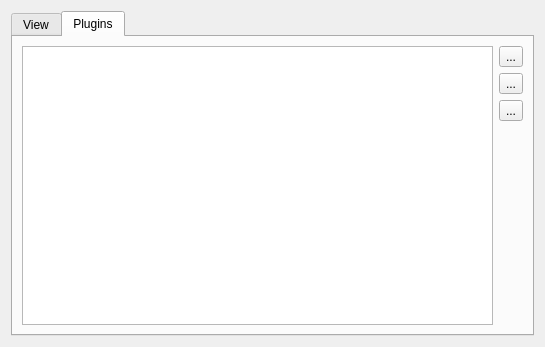
Old version of the form widgets/config_widget.ui in the repository devnir/Bellatrix.
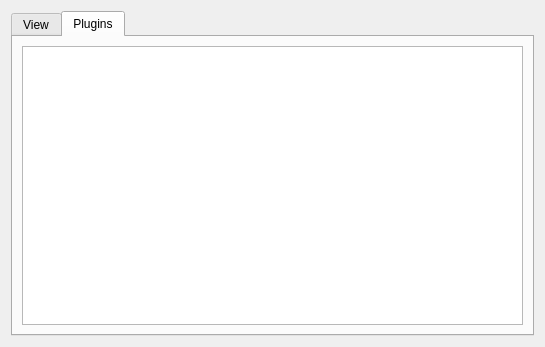
New version of the form. The open tabs and pages were chosen to show the change. Icons and pictures are not drawn.

What changed in the file:
```diff
--- a/widgets/config_widget.ui
+++ b/widgets/config_widget.ui
@@ -119,20 +119,7 @@
        <string>Plugins</string>
       </attribute>
       <layout class="QGridLayout" name="gridLayout_2">
-       <item row="4" column="1">
-        <spacer name="verticalSpacer">
-         <property name="orientation">
-          <enum>Qt::Vertical</enum>
-         </property>
-         <property name="sizeHint" stdset="0">
-          <size>
-           <width>20</width>
-           <height>201</height>
-          </size>
-         </property>
-        </spacer>
-       </item>
-       <item row="0" column="0" rowspan="5">
+       <item row="0" column="0" rowspan="3">
         <widget class="QTableWidget" name="pluginWiew">
          <property name="alternatingRowColors">
           <bool>true</bool>
@@ -144,7 +131,7 @@
           <enum>QAbstractItemView::SelectRows</enum>
          </property>
          <property name="columnCount">
-          <number>2</number>
+          <number>3</number>
          </property>
          <attribute name="horizontalHeaderVisible">
           <bool>false</bool>
@@ -152,6 +139,12 @@
          <attribute name="horizontalHeaderHighlightSections">
           <bool>false</bool>
          </attribute>
+         <attribute name="horizontalHeaderShowSortIndicator" stdset="0">
+          <bool>true</bool>
+         </attribute>
+         <attribute name="horizontalHeaderStretchLastSection">
+          <bool>true</bool>
+         </attribute>
          <attribute name="verticalHeaderVisible">
           <bool>false</bool>
          </attribute>
@@ -160,45 +153,7 @@
          </attribute>
          <column/>
          <column/>
-        </widget>
-       </item>
-       <item row="0" column="1">
-        <widget class="QToolButton" name="addBtn">
-         <property name="text">
-          <string>...</string>
-         </property>
-         <property name="icon">
-          <iconset resource="../img.qrc">
-           <normaloff>:/img/add.png</normaloff>:/img/add.png</iconset>
-         </property>
-        </widget>
-       </item>
-       <item row="1" column="1">
-        <widget class="QToolButton" name="editBtn">
-         <property name="enabled">
-          <bool>true</bool>
-         </property>
-         <property name="text">
-          <string>...</string>
-         </property>
-         <property name="icon">
-          <iconset resource="../img.qrc">
-           <normaloff>:/img/edit.png</normaloff>:/img/edit.png</iconset>
-         </property>
-        </widget>
-       </item>
-       <item row="2" column="1">
-        <widget class="QToolButton" name="delBtn">
-         <property name="enabled">
-          <bool>true</bool>
-         </property>
-         <property name="text">
-          <string>...</string>
-         </property>
-         <property name="icon">
-          <iconset resource="../img.qrc">
-           <normaloff>:/img/del.png</normaloff>:/img/del.png</iconset>
-         </property>
+         <column/>
         </widget>
        </item>
       </layout>
```
Left out of the diff: 6 changed lines with no effect on the pictures.
